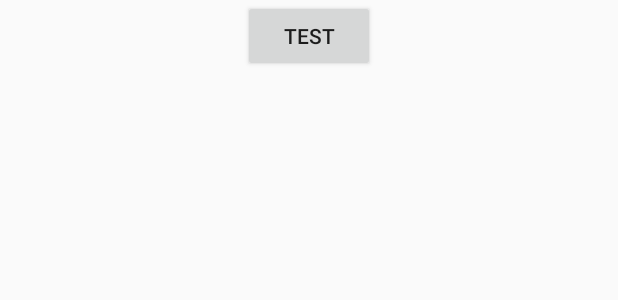
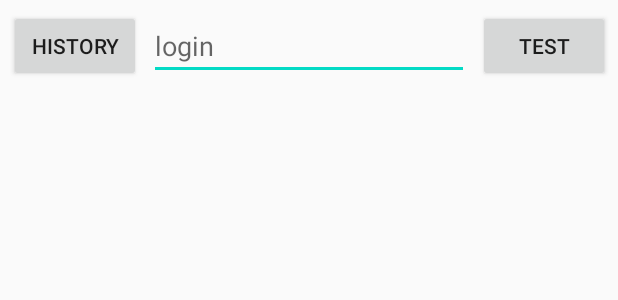
Before and after one commit to yono-ms/Native40, an Android app: the layout home_fragment.xml on its own in the app's theme, with its tools: preview values and no code run, on a phone screen of 412 x 824 dp. Shown: the top 300 px of the screen. Run offline under Robolectric (Android 15) with nearby library versions, the phone set to English and light mode, and no system bars.

Commit message:
edit and history. (#3)
* edit and history.

* exportSchema = false

```diff
--- a/app/src/main/java/com/example/native40/AlertDialogFragment.kt
+++ b/app/src/main/java/com/example/native40/AlertDialogFragment.kt
@@ -10,7 +10,6 @@ import android.os.Bundle
 import androidx.appcompat.app.AlertDialog
 import androidx.fragment.app.DialogFragment
 import androidx.fragment.app.Fragment
-import androidx.fragment.app.activityViewModels
 import com.example.native40.extension.dialogMessage
 import com.example.native40.extension.dialogTitle
 import org.slf4j.LoggerFactory
@@ -43,8 +42,6 @@ class AlertDialogFragment : DialogFragment() {
             }
         }
     }
-
-    val mainViewModel by activityViewModels<MainViewModel>()
 
     override fun onCreateDialog(savedInstanceState: Bundle?): Dialog {
         return activity?.let { activity ->
@@ -81,7 +78,8 @@ class AlertDialogFragment : DialogFragment() {
                     }
                 }
             }
-            builder.create().also { isCancelable = false }
+            builder.create()
+                .also { isCancelable = targetRequestCode == RequestCode.SINGLE_CHOICE.rawValue }
         } ?: throw IllegalStateException("activity is null.")
     }
 }
--- a/app/src/main/java/com/example/native40/db/AppDatabase.kt
+++ b/app/src/main/java/com/example/native40/db/AppDatabase.kt
@@ -6,8 +6,10 @@ package com.example.native40.db
 
 import androidx.room.Database
 import androidx.room.RoomDatabase
+import androidx.room.TypeConverters
 
-@Database(entities = [User::class], version = 1)
+@Database(entities = [User::class], version = 1, exportSchema = false)
+@TypeConverters(AppConverter::class)
 abstract class AppDatabase : RoomDatabase() {
     abstract fun userDao(): UserDao
 }
--- a/app/src/main/java/com/example/native40/db/UserDao.kt
+++ b/app/src/main/java/com/example/native40/db/UserDao.kt
@@ -11,13 +11,16 @@ interface UserDao {
     @Query("SELECT * FROM user")
     suspend fun getAll(): List<User>
 
+    @Query("SELECT * FROM user ORDER BY time_stamp DESC")
+    suspend fun getAllHistory(): List<User>
+
     @Query("SELECT * FROM user WHERE login = :login LIMIT 1")
     suspend fun findByLogin(login: String): User?
 
     @Query("DELETE FROM user")
     suspend fun clear()
 
-    @Insert
+    @Insert(onConflict = OnConflictStrategy.REPLACE)
     suspend fun insertAll(vararg user: User)
 
     @Update
--- a/app/src/main/res/layout/home_fragment.xml
+++ b/app/src/main/res/layout/home_fragment.xml
@@ -19,21 +19,50 @@
         tools:context=".HomeFragment">
 
         <Button
+            android:id="@+id/buttonHistory"
+            android:layout_width="wrap_content"
+            android:layout_height="wrap_content"
+            android:text="@string/button_history"
+            app:layout_constraintBottom_toBottomOf="@+id/editTextLogin"
+            app:layout_constraintEnd_toStartOf="@+id/editTextLogin"
+            app:layout_constraintHorizontal_bias="0.5"
+            app:layout_constraintStart_toStartOf="parent"
+            app:layout_constraintTop_toTopOf="@+id/editTextLogin" />
+
+        <EditText
+            android:id="@+id/editTextLogin"
+            android:layout_width="wrap_content"
+            android:layout_height="wrap_content"
+            android:ems="10"
+            android:hint="@string/login_hint"
+            android:importantForAutofill="no"
+            android:inputType="textPersonName"
+            android:text="@={viewModel.login}"
+            app:layout_constraintBottom_toBottomOf="@+id/button"
+            app:layout_constraintEnd_toStartOf="@+id/button"
+            app:layout_constraintHorizontal_bias="0.5"
+            app:layout_constraintStart_toEndOf="@+id/buttonHistory"
+            app:layout_constraintTop_toTopOf="@+id/button" />
+
+        <Button
             android:id="@+id/button"
             android:layout_width="wrap_content"
             android:layout_height="wrap_content"
             android:text="@string/button_test"
+            app:layout_constraintBottom_toTopOf="@+id/recyclerView"
             app:layout_constraintEnd_toEndOf="parent"
-            app:layout_constraintStart_toStartOf="parent"
+            app:layout_constraintHorizontal_bias="0.5"
+            app:layout_constraintStart_toEndOf="@+id/editTextLogin"
             app:layout_constraintTop_toTopOf="parent" />
 
         <androidx.recyclerview.widget.RecyclerView
             android:id="@+id/recyclerView"
             android:layout_width="0dp"
             android:layout_height="0dp"
+            android:layout_marginTop="8dp"
             app:layout_constraintBottom_toBottomOf="parent"
             app:layout_constraintEnd_toEndOf="parent"
             app:layout_constraintStart_toStartOf="parent"
-            app:layout_constraintTop_toBottomOf="@+id/button" />
+            app:layout_constraintTop_toBottomOf="@+id/editTextLogin" />
     </androidx.constraintlayout.widget.ConstraintLayout>
 </layout>
--- a/app/src/main/res/values/strings.xml
+++ b/app/src/main/res/values/strings.xml
@@ -14,7 +14,10 @@
     <string name="dialog_title_json_exception">FORMAT ERROR</string>
     <string name="dialog_title_serialization_exception">PARSE ERROR</string>
     <string name="dialog_title_other_exception">SYSTEM ERROR</string>
+    <string name="dialog_title_history_choice">Select login name</string>
 
     <string name="dialog_title_connection_error">CONNECTION ERROR</string>
     <string name="dialog_message_connection_error">Network is not connected.</string>
+    <string name="login_hint">login</string>
+    <string name="button_history">History</string>
 </resources>
```
Also changed, not shown: app/src/main/java/com/example/native40/HomeFragment.kt (+15 -0 lines), app/src/main/java/com/example/native40/HomeViewModel.kt (+26 -1 lines), app/src/main/java/com/example/native40/db/AppConverter.kt (added, +20 -0 lines), app/src/main/java/com/example/native40/db/User.kt (+6 -3 lines), 3 other files.
